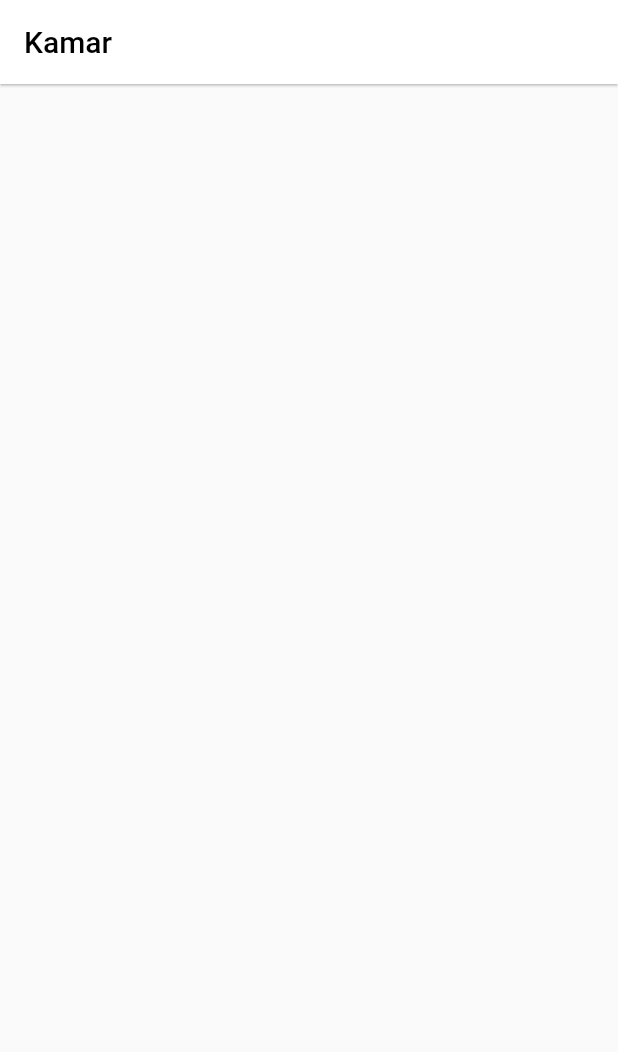
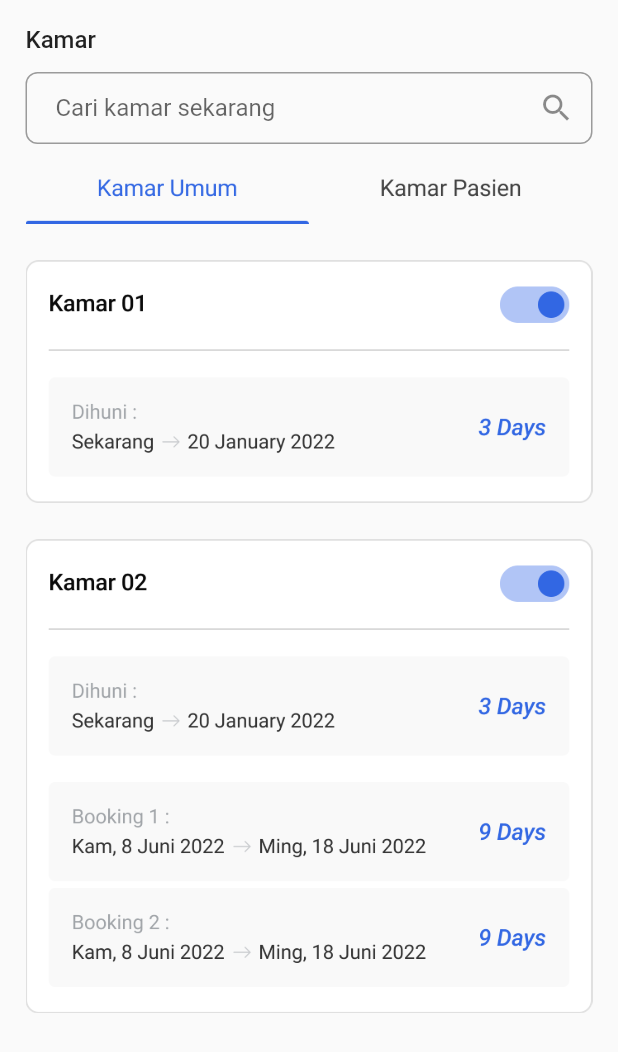
Before and after one commit to asrafilll/slicing_ui_flutter, a Flutter app: the RoomPage screen opened directly, on a phone screen of 412 x 824 dp. Shown: the top 1052 px of the screen. Run offline on Flutter 3.47's test engine with Material 2 defaults, Android fonts, the phone set to English and light mode, and no system bars.

Commit message:
feat: Room Page done

```diff
--- a/lib/login_page.dart
+++ b/lib/login_page.dart
@@ -35,7 +35,8 @@ class LoginPage extends StatelessWidget {
             const SizedBox(height: 4),
             const TextField(
               decoration: InputDecoration(
-                contentPadding: EdgeInsets.symmetric(vertical: 12),
+                contentPadding:
+                    EdgeInsets.symmetric(vertical: 12, horizontal: 10),
                 border: OutlineInputBorder(
                     borderRadius: BorderRadius.all(Radius.circular(6))),
               ),
@@ -44,9 +45,11 @@ class LoginPage extends StatelessWidget {
             const Text("Kata Sandi"),
             const SizedBox(height: 4),
             const TextField(
+              obscureText: true,
               decoration: InputDecoration(
                 suffixIcon: Icon(Icons.visibility_off),
-                contentPadding: EdgeInsets.symmetric(vertical: 12),
+                contentPadding:
+                    EdgeInsets.symmetric(vertical: 12, horizontal: 10),
                 border: OutlineInputBorder(
                     borderRadius: BorderRadius.all(Radius.circular(6))),
               ),
--- a/lib/room_page.dart
+++ b/lib/room_page.dart
@@ -6,25 +6,39 @@ class RoomPage extends StatelessWidget {
   @override
   Widget build(BuildContext context) {
     return Scaffold(
-      appBar: AppBar(
-        centerTitle: false,
-        leadingWidth: 0,
-        elevation: 0.7,
-        title: const Text(
-          "Kamar",
-          style: TextStyle(
-            color: Colors.black,
+      body: SafeArea(
+        child: Padding(
+          padding: const EdgeInsets.all(17),
+          child: Column(
+            crossAxisAlignment: CrossAxisAlignment.start,
+            children: [
+              const Text(
+                "Kamar",
+                style: TextStyle(
+                  fontWeight: FontWeight.w500,
+                  fontSize: 16,
+                ),
+              ),
+              const SizedBox(height: 12),
+              const TextField(
+                decoration: InputDecoration(
+                  hintText: "Cari kamar sekarang",
+                  suffixIcon: Icon(Icons.search),
+                  contentPadding:
+                      EdgeInsets.symmetric(vertical: 12, horizontal: 20),
+                  border: OutlineInputBorder(
+                      borderRadius: BorderRadius.all(Radius.circular(8))),
+                ),
+              ),
+              const SizedBox(height: 16),
+              Image.asset('assets/images/menubar.png'),
+              const SizedBox(height: 24),
+              Image.asset('assets/images/room1.png'),
+              const SizedBox(height: 24),
+              Image.asset('assets/images/room2.png'),
+            ],
           ),
         ),
-        backgroundColor: Colors.white,
-      ),
-      body: Column(
-        children: [
-          const SizedBox(height: 28),
-          Row(
-            children: [],
-          )
-        ],
       ),
     );
   }
```
Also changed, not shown: assets/images/menubar.png (added), assets/images/room1.png (added), assets/images/room2.png (added).
